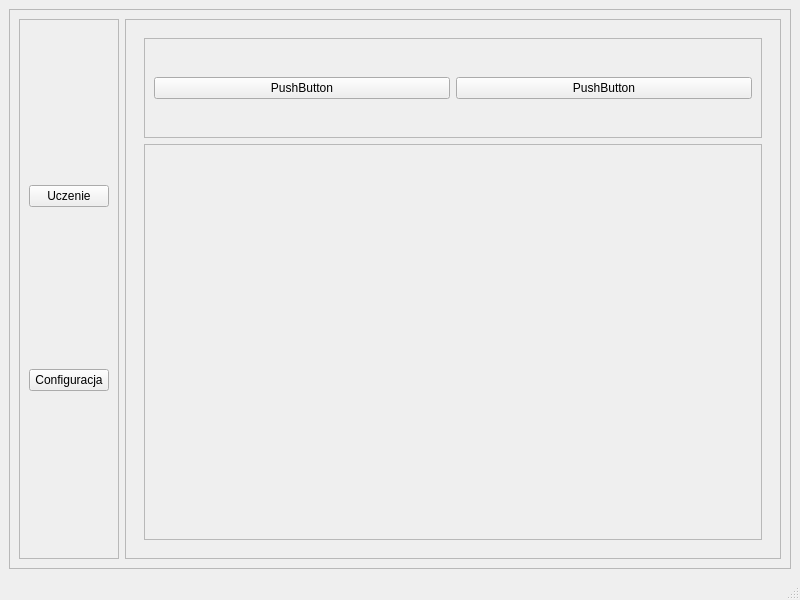
The window that main.ui (Bluefish5/Neuron) describes before a commit, drawn with Qt 5.
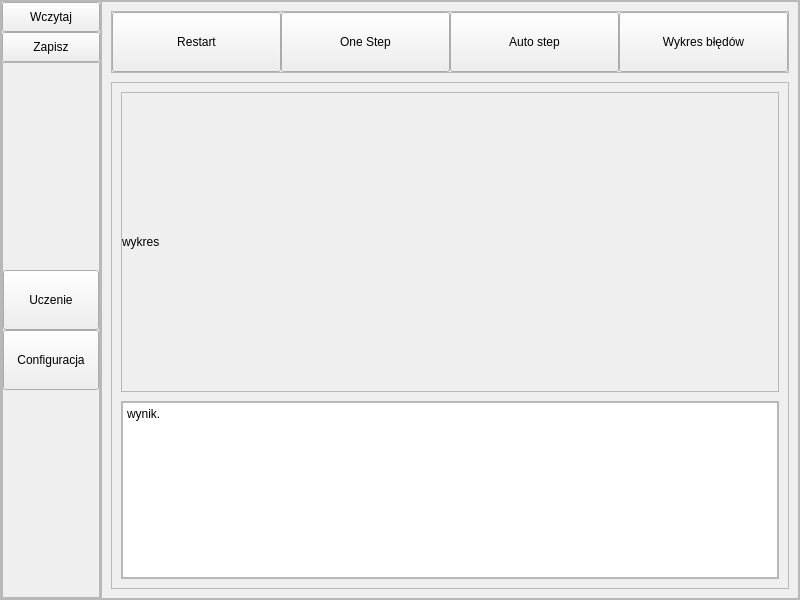
The same window after the commit.

What changed in the file:
```diff
--- a/main.ui
+++ b/main.ui
@@ -13,10 +13,25 @@
   <property name="windowTitle">
    <string>MainWindow</string>
   </property>
-  <widget class="QWidget" name="centralwidget">
+  <widget class="QWidget" name="mainWidget">
    <layout class="QVBoxLayout" name="verticalLayout">
+    <property name="spacing">
+     <number>0</number>
+    </property>
+    <property name="leftMargin">
+     <number>0</number>
+    </property>
+    <property name="topMargin">
+     <number>0</number>
+    </property>
+    <property name="rightMargin">
+     <number>0</number>
+    </property>
+    <property name="bottomMargin">
+     <number>0</number>
+    </property>
     <item>
-     <widget class="QFrame" name="frame">
+     <widget class="QFrame" name="mainFrame">
       <property name="frameShape">
        <enum>QFrame::StyledPanel</enum>
       </property>
@@ -24,8 +39,29 @@
        <enum>QFrame::Raised</enum>
       </property>
       <layout class="QHBoxLayout" name="horizontalLayout">
+       <property name="spacing">
+        <number>0</number>
+       </property>
+       <property name="leftMargin">
+        <number>0</number>
+       </property>
+       <property name="topMargin">
+        <number>0</number>
+       </property>
+       <property name="rightMargin">
+        <number>0</number>
+       </property>
+       <property name="bottomMargin">
+        <number>0</number>
+       </property>
        <item>
-        <widget class="QFrame" name="frame_2">
+        <widget class="QFrame" name="leftMainFrame">
+         <property name="minimumSize">
+          <size>
+           <width>100</width>
+           <height>0</height>
+          </size>
+         </property>
          <property name="maximumSize">
           <size>
            <width>100</width>
@@ -39,25 +75,131 @@
           <enum>QFrame::Raised</enum>
          </property>
          <layout class="QVBoxLayout" name="verticalLayout_2">
+          <property name="spacing">
+           <number>0</number>
+          </property>
+          <property name="leftMargin">
+           <number>0</number>
+          </property>
+          <property name="topMargin">
+           <number>0</number>
+          </property>
+          <property name="rightMargin">
+           <number>0</number>
+          </property>
+          <property name="bottomMargin">
+           <number>0</number>
+          </property>
           <item>
-           <widget class="QPushButton" name="Ucznie">
+           <widget class="QPushButton" name="readButton">
+            <property name="minimumSize">
+             <size>
+              <width>0</width>
+              <height>30</height>
+             </size>
+            </property>
             <property name="text">
-             <string>Uczenie</string>
+             <string>Wczytaj</string>
             </property>
            </widget>
           </item>
           <item>
-           <widget class="QPushButton" name="configuracja">
+           <widget class="QPushButton" name="saveButton">
+            <property name="minimumSize">
+             <size>
+              <width>0</width>
+              <height>30</height>
+             </size>
+            </property>
             <property name="text">
-             <string>Configuracja</string>
+             <string>Zapisz</string>
             </property>
            </widget>
           </item>
+          <item>
+           <widget class="QFrame" name="configurationLearingFrame">
+            <property name="frameShape">
+             <enum>QFrame::StyledPanel</enum>
+            </property>
+            <property name="frameShadow">
+             <enum>QFrame::Raised</enum>
+            </property>
+            <layout class="QVBoxLayout" name="verticalLayout_6">
+             <property name="spacing">
+              <number>0</number>
+             </property>
+             <property name="leftMargin">
+              <number>0</number>
+             </property>
+             <property name="topMargin">
+              <number>0</number>
+             </property>
+             <property name="rightMargin">
+              <number>0</number>
+             </property>
+             <property name="bottomMargin">
+              <number>0</number>
+             </property>
+             <item>
+              <spacer name="verticalSpacer">
+               <property name="orientation">
+                <enum>Qt::Vertical</enum>
+               </property>
+               <property name="sizeHint" stdset="0">
+                <size>
+                 <width>20</width>
+                 <height>40</height>
+                </size>
+               </property>
+              </spacer>
+             </item>
+             <item>
+              <widget class="QPushButton" name="learningButton">
+               <property name="minimumSize">
+                <size>
+                 <width>0</width>
+                 <height>60</height>
+                </size>
+               </property>
+               <property name="text">
+                <string>Uczenie</string>
+               </property>
+              </widget>
+             </item>
+             <item>
+              <widget class="QPushButton" name="configurationButton">
+               <property name="minimumSize">
+                <size>
+                 <width>0</width>
+                 <height>60</height>
+                </size>
+               </property>
+               <property name="text">
+                <string>Configuracja</string>
+               </property>
+              </widget>
+             </item>
+             <item>
+              <spacer name="verticalSpacer_2">
+               <property name="orientation">
+                <enum>Qt::Vertical</enum>
+               </property>
+               <property name="sizeHint" stdset="0">
+                <size>
+                 <width>20</width>
+                 <height>40</height>
+                </size>
+               </property>
+              </spacer>
+             </item>
+            </layout>
+           </widget>
+          </item>
          </layout>
         </widget>
        </item>
        <item>
-        <widget class="QFrame" name="frame_3">
+        <widget class="QFrame" name="rightMainFrame">
          <property name="frameShape">
           <enum>QFrame::StyledPanel</enum>
          </property>
@@ -65,15 +207,45 @@
           <enum>QFrame::Raised</enum>
          </property>
          <layout class="QVBoxLayout" name="verticalLayout_3">
+          <property name="spacing">
+           <number>0</number>
+          </property>
+          <property name="leftMargin">
+           <number>0</number>
+          </property>
+          <property name="topMargin">
+           <number>0</number>
+          </property>
+          <property name="rightMargin">
+           <number>0</number>
+          </property>
+          <property name="bottomMargin">
+           <number>0</number>
+          </property>
           <item>
            <widget class="QStackedWidget" name="stackedWidget">
             <property name="currentIndex">
              <number>0</number>
             </property>
-            <widget class="QWidget" name="page">
-             <layout class="QVBoxLayout" name="verticalLayout_5">
+            <widget class="QWidget" name="learningFrame">
+             <layout class="QVBoxLayout" name="verticalLayout_5" stretch="0,0">
+              <property name="spacing">
+               <number>9</number>
+              </property>
+              <property name="leftMargin">
+               <number>9</number>
+              </property>
+              <property name="topMargin">
+               <number>9</number>
+              </property>
+              <property name="rightMargin">
+               <number>9</number>
+              </property>
+              <property name="bottomMargin">
+               <number>9</number>
+              </property>
               <item>
-               <widget class="QFrame" name="frame_7">
+               <widget class="QFrame" name="learningFrameUp">
                 <property name="maximumSize">
                  <size>
                   <width>16777215</width>
@@ -87,17 +259,70 @@
                  <enum>QFrame::Raised</enum>
                 </property>
                 <layout class="QHBoxLayout" name="horizontalLayout_3">
+                 <property name="spacing">
+                  <number>0</number>
+                 </property>
+                 <property name="leftMargin">
+                  <number>0</number>
+                 </property>
+                 <property name="topMargin">
+                  <number>0</number>
+                 </property>
+                 <property name="rightMargin">
+                  <number>0</number>
+                 </property>
+                 <property name="bottomMargin">
+                  <number>0</number>
+                 </property>
                  <item>
-                  <widget class="QPushButton" name="pushButton_3">
+                  <widget class="QPushButton" name="restartButton">
+                   <property name="minimumSize">
+                    <size>
+                     <width>0</width>
+                     <height>60</height>
+                    </size>
+                   </property>
                    <property name="text">
-                    <string>PushButton</string>
+                    <string>Restart</string>
                    </property>
                   </widget>
                  </item>
                  <item>
-                  <widget class="QPushButton" name="pushButton_4">
+                  <widget class="QPushButton" name="oneStepButton">
+                   <property name="minimumSize">
+                    <size>
+                     <width>0</width>
+                     <height>60</height>
+                    </size>
+                   </property>
                    <property name="text">
-                    <string>PushButton</string>
+                    <string>One Step</string>
+                   </property>
+                  </widget>
+                 </item>
+                 <item>
+                  <widget class="QPushButton" name="autoStepButton">
+                   <property name="minimumSize">
+                    <size>
+                     <width>0</width>
+                     <height>60</height>
+                    </size>
+                   </property>
+                   <property name="text">
+                    <string>Auto step</string>
+                   </property>
+                  </widget>
+                 </item>
+                 <item>
+                  <widget class="QPushButton" name="errorChartButton">
+                   <property name="minimumSize">
+                    <size>
+                     <width>0</width>
+                     <height>60</height>
+                    </size>
+                   </property>
+                   <property name="text">
+                    <string>Wykres błędów</string>
                    </property>
                   </widget>
                  </item>
@@ -105,21 +330,116 @@
                </widget>
               </item>
               <item>
-               <widget class="QFrame" name="frame_6">
+               <widget class="QFrame" name="learningFrameDown">
                 <property name="frameShape">
                  <enum>QFrame::StyledPanel</enum>
                 </property>
                 <property name="frameShadow">
                  <enum>QFrame::Raised</enum>
                 </property>
+                <layout class="QVBoxLayout" name="verticalLayout_7" stretch="0,0">
+                 <property name="spacing">
+                  <number>9</number>
+                 </property>
+                 <property name="leftMargin">
+                  <number>9</number>
+                 </property>
+                 <property name="topMargin">
+                  <number>9</number>
+                 </property>
+                 <property name="rightMargin">
+                  <number>9</number>
+                 </property>
+                 <property name="bottomMargin">
+                  <number>9</number>
+                 </property>
+                 <item>
+                  <widget class="QFrame" name="learningFrameDownChart">
+                   <property name="minimumSize">
+                    <size>
+                     <width>0</width>
+                     <height>300</height>
+                    </size>
+                   </property>
+                   <property name="frameShape">
+                    <enum>QFrame::StyledPanel</enum>
+                   </property>
+                   <property name="frameShadow">
+                    <enum>QFrame::Raised</enum>
+                   </property>
+                   <layout class="QVBoxLayout" name="verticalLayout_8">
+                    <property name="spacing">
+                     <number>0</number>
+                    </property>
+                    <property name="leftMargin">
+                     <number>0</number>
+                    </property>
+                    <property name="topMargin">
+                     <number>0</number>
+                    </property>
+                    <property name="rightMargin">
+                     <number>0</number>
+                    </property>
+                    <property name="bottomMargin">
+                     <number>0</number>
+                    </property>
+                    <item>
+                     <widget class="QLabel" name="wykres">
+                      <property name="text">
+                       <string>wykres</string>
+                      </property>
+                     </widget>
+                    </item>
+                   </layout>
+                  </widget>
+                 </item>
+                 <item>
+                  <widget class="QFrame" name="learningFrameDownText">
+                   <property name="frameShape">
+                    <enum>QFrame::StyledPanel</enum>
+                   </property>
+                   <property name="frameShadow">
+                    <enum>QFrame::Raised</enum>
+                   </property>
+                   <layout class="QHBoxLayout" name="horizontalLayout_4">
+                    <property name="spacing">
+                     <number>0</number>
+                    </property>
+                    <property name="leftMargin">
+                     <number>0</number>
+                    </property>
+                    <property name="topMargin">
+                     <number>0</number>
+                    </property>
+                    <property name="rightMargin">
+                     <number>0</number>
+                    </property>
+                    <property name="bottomMargin">
+                     <number>0</number>
+                    </property>
+                    <item>
+                     <widget class="QPlainTextEdit" name="resultText">
+                      <property name="readOnly">
+                       <bool>true</bool>
+                      </property>
+                      <property name="plainText">
+                       <string>wynik.
+</string>
+                      </property>
+                     </widget>
+                    </item>
+                   </layout>
+                  </widget>
+                 </item>
+                </layout>
                </widget>
               </item>
              </layout>
             </widget>
-            <widget class="QWidget" name="page_2">
+            <widget class="QWidget" name="configurationFrame">
              <layout class="QVBoxLayout" name="verticalLayout_4">
               <item>
-               <widget class="QFrame" name="frame_4">
+               <widget class="QFrame" name="configurationFrameUp">
                 <property name="maximumSize">
                  <size>
                   <width>16777215</width>
@@ -133,17 +453,37 @@
                  <enum>QFrame::Raised</enum>
                 </property>
                 <layout class="QHBoxLayout" name="horizontalLayout_2">
+                 <property name="spacing">
+                  <number>0</number>
+                 </property>
+                 <property name="leftMargin">
+                  <number>0</number>
+                 </property>
+                 <property name="topMargin">
+                  <number>0</number>
+                 </property>
+                 <property name="rightMargin">
+                  <number>0</number>
+                 </property>
+                 <property name="bottomMargin">
+                  <number>0</number>
+                 </property>
                  <item>
-                  <widget class="QPushButton" name="pushButton">
-                   <property name="text">
-                    <string>PushButton</string>
+                  <widget class="QPushButton" name="stopConditionButton">
+                   <property name="minimumSize">
+                    <size>
+                     <width>0</width>
+                     <height>60</height>
+                    </size>
                    </property>
-                  </widget>
-                 </item>
-                 <item>
-                  <widget class="QPushButton" name="pushButton_2">
+                   <property name="maximumSize">
+                    <size>
+                     <width>200</width>
+                     <height>16777215</height>
+                    </size>
+                   </property>
                    <property name="text">
-                    <string>PushButton</string>
+                    <string>ustawienie warunku stopu</string>
                    </property>
                   </widget>
                  </item>
@@ -151,13 +491,33 @@
                </widget>
               </item>
               <item>
-               <widget class="QFrame" name="frame_5">
+               <widget class="QFrame" name="configurationFrameDown">
                 <property name="frameShape">
                  <enum>QFrame::StyledPanel</enum>
                 </property>
                 <property name="frameShadow">
                  <enum>QFrame::Raised</enum>
                 </property>
+                <layout class="QHBoxLayout" name="horizontalLayout_5">
+                 <property name="spacing">
+                  <number>0</number>
+                 </property>
+                 <property name="leftMargin">
+                  <number>0</number>
+                 </property>
+                 <property name="topMargin">
+                  <number>0</number>
+                 </property>
+                 <property name="rightMargin">
+                  <number>0</number>
+                 </property>
+                 <property name="bottomMargin">
+                  <number>0</number>
+                 </property>
+                 <item>
+                  <widget class="QPlainTextEdit" name="codeEdition"/>
+                 </item>
+                </layout>
                </widget>
               </item>
              </layout>
@@ -172,7 +532,6 @@
     </item>
    </layout>
   </widget>
-  <widget class="QStatusBar" name="statusbar"/>
  </widget>
  <resources/>
  <connections/>
```
